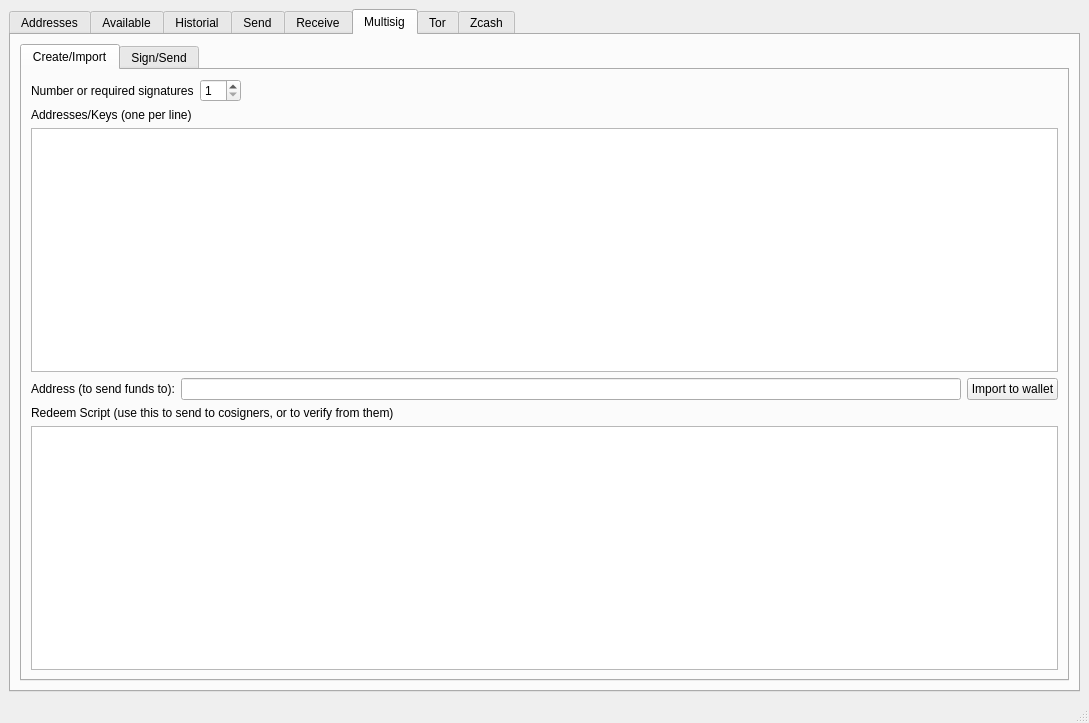
The window that pyzcto.ui (miguelmarco/pyzcto) describes before a commit, drawn with Qt 5.
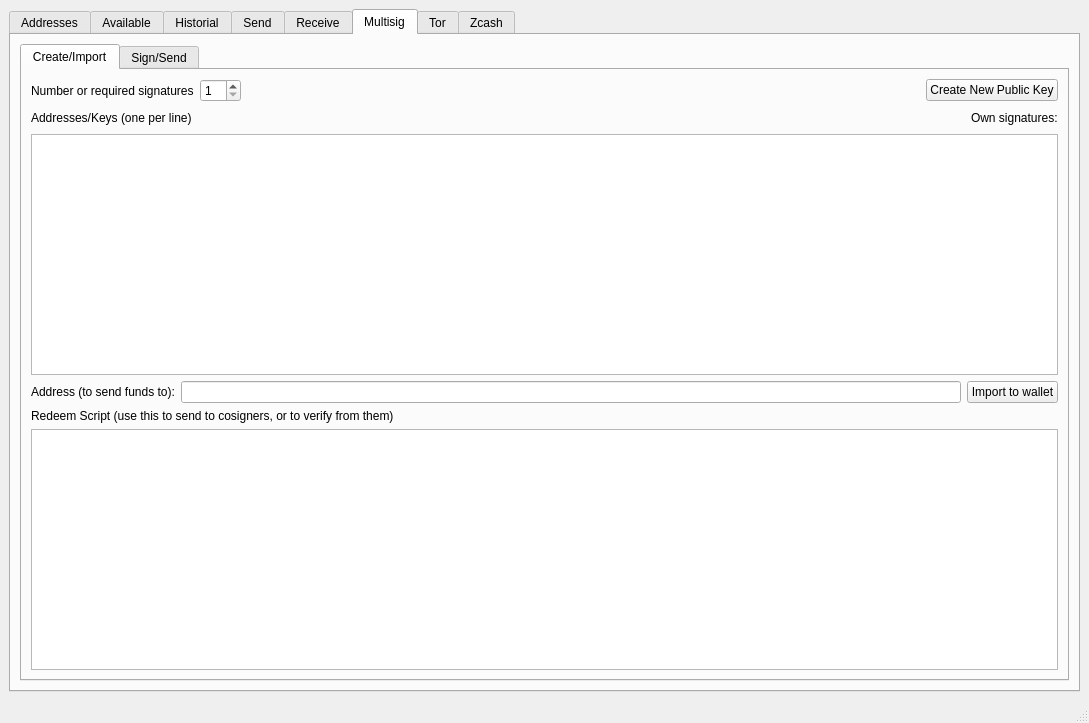
The same window after the commit. The open tabs and pages were chosen to show the change.

Commit message: Added button to generate new pubkeys in multisig. Count own/total pubkeys.

```diff
--- a/pyzcto.ui
+++ b/pyzcto.ui
@@ -773,14 +773,45 @@
                 </property>
                </spacer>
               </item>
+              <item>
+               <widget class="QPushButton" name="pushButton_newpubkey">
+                <property name="text">
+                 <string>Create New Public Key</string>
+                </property>
+               </widget>
+              </item>
              </layout>
             </item>
+            <item>
+             <layout class="QHBoxLayout" name="horizontalLayout_22">
             <item>
              <widget class="QLabel" name="label_18">
               <property name="text">
                <string>Addresses/Keys (one per line)</string>
               </property>
              </widget>
+              </item>
+              <item>
+               <spacer name="horizontalSpacer_11">
+                <property name="orientation">
+                 <enum>Qt::Horizontal</enum>
+                </property>
+                <property name="sizeHint" stdset="0">
+                 <size>
+                  <width>40</width>
+                  <height>20</height>
+                 </size>
+                </property>
+               </spacer>
+              </item>
+              <item>
+               <widget class="QLabel" name="label_nsignatures">
+                <property name="text">
+                 <string>Own signatures:</string>
+                </property>
+               </widget>
+              </item>
+             </layout>
             </item>
             <item>
              <widget class="QPlainTextEdit" name="plainTextEdit_multisigkeys"/>
```
Left out of the diff: 4 changed lines with no effect on the pictures. Lines whose indentation alone changed are shown as unchanged. The commit also changes 1 other file.
